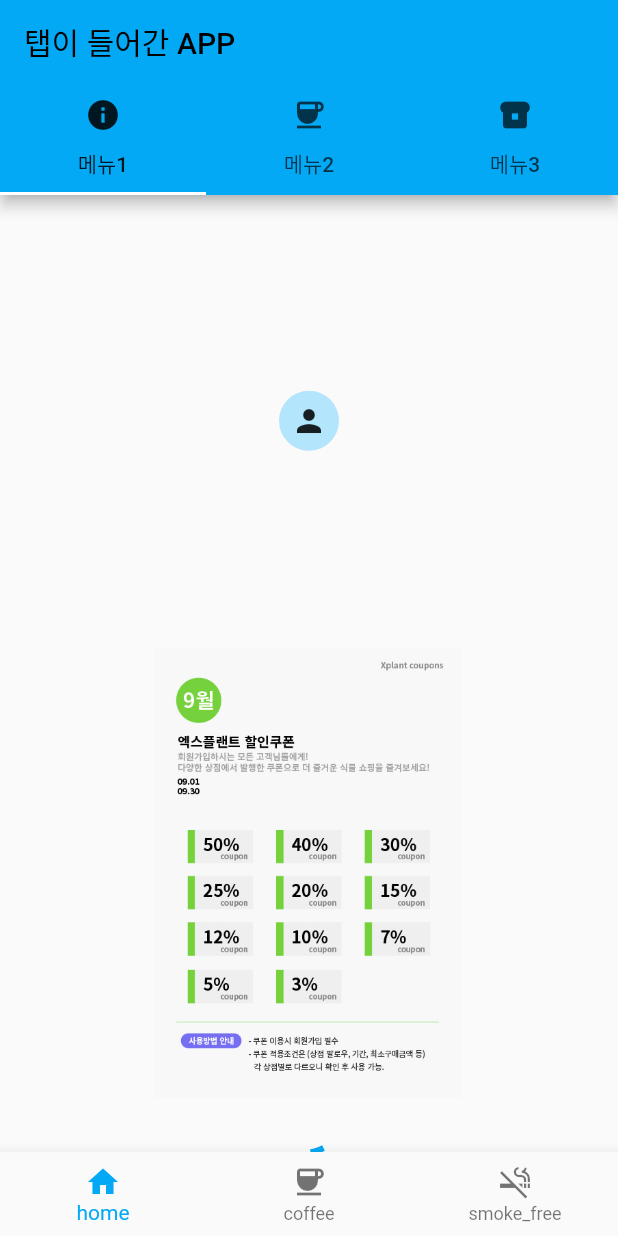
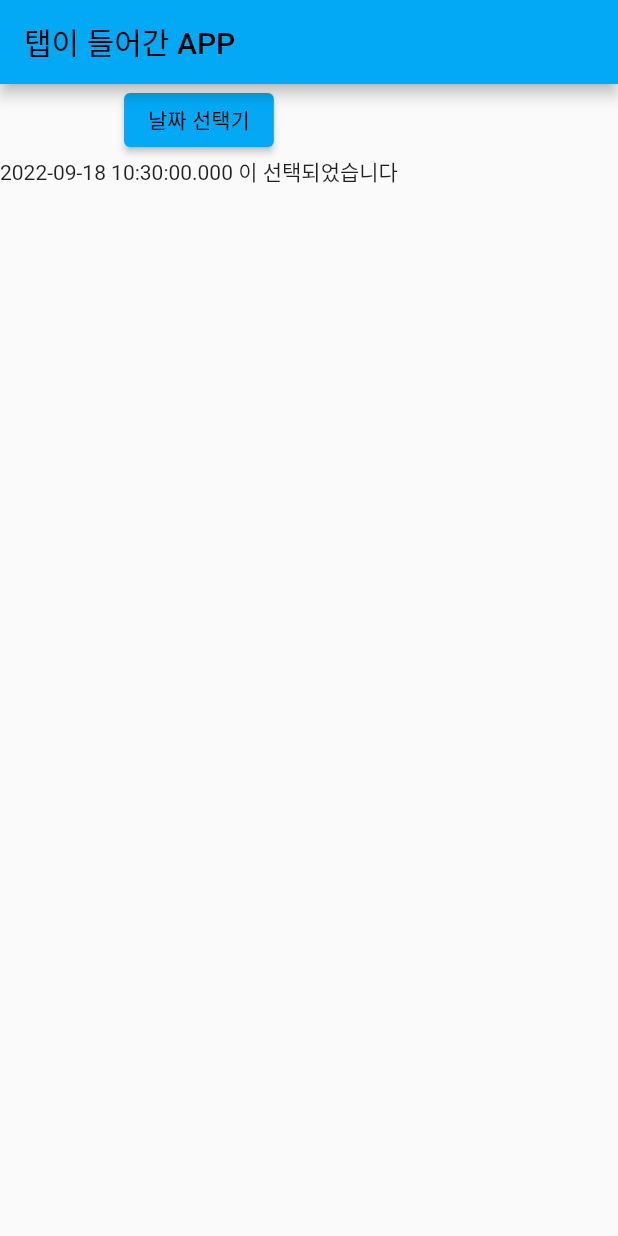
Before and after one commit to BOBODDO/Flutter_Study, a Flutter app: the screen it shows after launch, on a phone screen of 412 x 824 dp. Run offline on Flutter 3.47's test engine with Material 2 defaults, Android fonts, the phone set to English and light mode, and no system bars.

Commit message:
Future 타입을 이용한 DatePicker 연습

```diff
--- a/lib/main.dart
+++ b/lib/main.dart
@@ -1,13 +1,4 @@
 import 'package:flutter/material.dart';
-
-final items = List.generate(100, (i) => i).toList();
-var isChecked = false;
-final _valueList = ['몬스테라', '다육이', '분재화분'];
-var _selectedValue = '몬스테라';
-
-enum Gender { MAN, WOMAN }
-
-Gender _gender = Gender.MAN;
 
 void main() {
   runApp(const MyApp());
@@ -36,117 +27,37 @@ class MyHomePage extends StatefulWidget {
 }
 
 class _MyHomePageState extends State<MyHomePage> {
+  DateTime _selectedTime = DateTime.now();
+
   @override
   Widget build(BuildContext context) {
-    return DefaultTabController(
-        length: 3,
-        child: Scaffold(
+    return Scaffold(
         appBar: AppBar(
           title: Text('탭이 들어간 APP'),
-            bottom: TabBar(
-              tabs: [
-                Tab(icon: Icon(Icons.info), text: '메뉴1'),
-                Tab(icon: Icon(Icons.coffee), text: '메뉴2'),
-                Tab(icon: Icon(Icons.breakfast_dining), text: '메뉴3')
-              ],
         ),
-          ),
-          body: TabBarView(
+        body: Column(
           children: [
-              Column(
-                children: [
-                  Expanded(
-                      flex: 1,
-                      child: CircleAvatar(
-                        child: Icon(Icons.person),
-                      )),
-                  Expanded(flex: 1, child: Image.asset('assets/banner.jpeg')),
-                  CircularProgressIndicator()
-                ],
-              ),
-              Column(
-                children: [
-                  Container(
-                    padding: EdgeInsets.all(18.0),
-                    child: TextField(
-                      decoration: InputDecoration(
-                          labelText: '아이디를 입력하세요',
-                          border: OutlineInputBorder()),
-                    ),
-                  ),
-                  Container(
-                    padding: EdgeInsets.all(18.0),
-                    child: TextField(
-                      decoration: InputDecoration(labelText: '비밀번호를 입력하세요'),
-                    ),
-                  ),
-                ],
-              ),
-              Column(
-                children: [
-                  Checkbox(
-                    value: isChecked,
-                    onChanged: (value) {
+            ElevatedButton(
+              onPressed: () {
+                Future<DateTime?> selectedDate = showDatePicker(
+                    context: context,
+                    initialDate: DateTime.now(),
+                    firstDate: DateTime(2022),
+                    lastDate: DateTime(2023),
+                    builder: (context, child) => Theme(
+                        data: ThemeData.dark(),
+                        child: child!)); //null 오류를 해결하기 위하여 ! suffix 추가
+
+                selectedDate.then((dateTime) {
                   setState(() {
-                        isChecked = value ?? false;
+                    _selectedTime = dateTime!;
+                  });
                 });
               },
+              child: Text('날짜 선택기'),
             ),
-                  SizedBox(
-                    height: 40,
-                  ),
-                  Switch(
-                    value: isChecked,
-                    onChanged: (value) {
-                      setState(() {
-                        isChecked = value ?? false;
-                      });
-                    },
-                  ),
-                  SizedBox(
-                    height: 100,
-                  ),
-                  RadioListTile(
-                    title: Text('남자에요'),
-                    value: Gender.MAN,
-                    groupValue: _gender,
-                    onChanged: (value) => setState(() {
-                      _gender = value ?? Gender.MAN;
-                    }),
-                  ),
-                  RadioListTile(
-                    title: Text('여자에요'),
-                    value: Gender.WOMAN,
-                    groupValue: _gender,
-                    onChanged: (value) => setState(() {
-                      _gender = value ?? Gender.WOMAN;
-                    }),
-                  ),
-                  SizedBox(
-                    height: 100,
-                  ),
-                  DropdownButton(
-                      items: _valueList
-                          .map(
-                              (e) => DropdownMenuItem(value: e, child: Text(e)))
-                          .toList(),
-                      onChanged: (value) => setState(() {
-                            _selectedValue = value ?? '몬스테라';
-                          }),
-                      value: _selectedValue)
+            Text('$_selectedTime 이 선택되었습니다')
           ],
-              )
-            ],
-          ),
-          bottomNavigationBar: BottomNavigationBar(
-            items: [
-              BottomNavigationBarItem(icon: Icon(Icons.home), label: 'home'),
-              BottomNavigationBarItem(
-                  icon: Icon(Icons.coffee), label: 'coffee'),
-              BottomNavigationBarItem(
-                  icon: Icon(Icons.smoke_free), label: 'smoke_free'),
-            ],
-          ),
         ));
   }
 }
```
Lines whose indentation alone changed are shown as unchanged.
